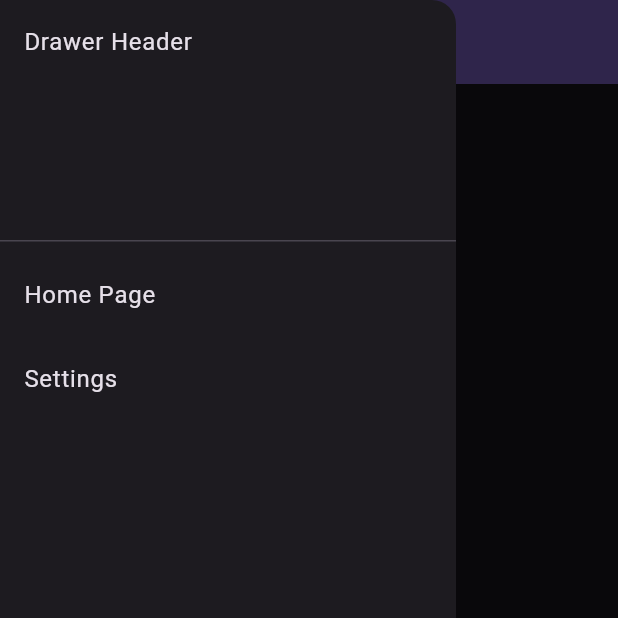
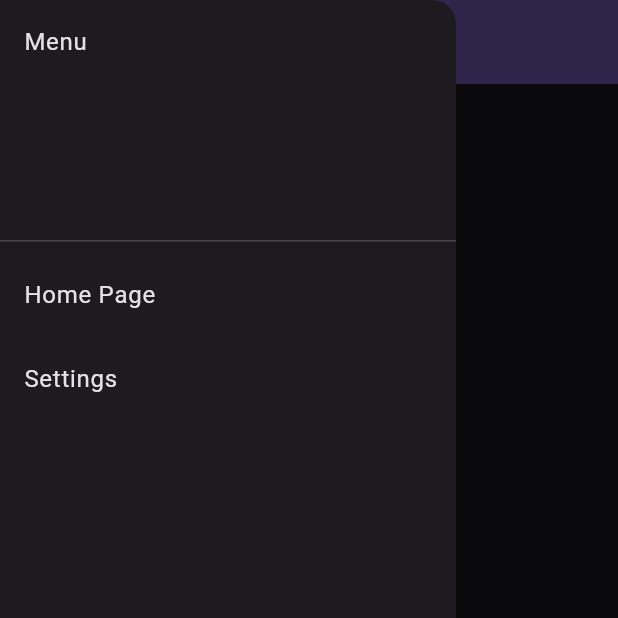
Before and after one commit to Julie12Yu/hampter, a Flutter app: the MySettingsPage screen opened directly, with the side drawer open, on a phone screen of 412 x 824 dp, the top half of it. Run offline on Flutter 3.47's test engine with Material 3 defaults, Android fonts, the phone set to English and light mode, and no system bars; missing offline and left inert: model_viewer_plus.

Commit message:
UI updates

```diff
--- a/frontend/lib/hamburger_menu.dart
+++ b/frontend/lib/hamburger_menu.dart
@@ -11,12 +11,12 @@ class HamburgerMenu extends StatelessWidget {
         children: [
           const DrawerHeader(
             decoration: BoxDecoration(),
-            child: Text('Drawer Header'),
+            child: Text('Menu'),
           ),
           ListTile(
             title: const Text('Home Page'),
             onTap: () {
-              Navigator.pop(context);  // closes the drawer
+              Navigator.pop(context); // closes the drawer
               // if not already in home page
               if (ModalRoute.of(context)?.settings.name != '/') {
                 Navigator.pushReplacementNamed(context, '/');
@@ -26,7 +26,7 @@ class HamburgerMenu extends StatelessWidget {
           ListTile(
             title: const Text('Settings'),
             onTap: () {
-              Navigator.pop(context);  // closes the drawer
+              Navigator.pop(context); // closes the drawer
               // if not already in settings page
               if (ModalRoute.of(context)?.settings.name != '/settings') {
                 Navigator.pushReplacementNamed(context, '/settings');
```
